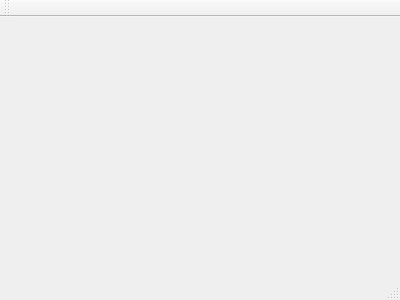
First picture: the form in mainwindow.ui, repository Petr5/QT_MAINWINDOW, before the edit.
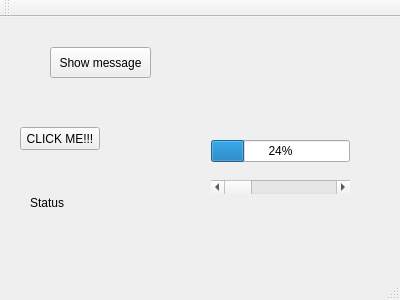
Second picture: the form after the edit.

Commit message: add messageBox, click buttom and horizontal scroll bar

```diff
--- a/mainwindow.ui
+++ b/mainwindow.ui
@@ -12,13 +12,94 @@
   <property name="windowTitle" >
    <string>MainWindow</string>
   </property>
-  <widget class="QMenuBar" name="menuBar" />
-  <widget class="QToolBar" name="mainToolBar" />
-  <widget class="QWidget" name="centralWidget" />
-  <widget class="QStatusBar" name="statusBar" />
+  <widget class="QWidget" name="centralWidget">
+   <widget class="QPushButton" name="pushButton">
+    <property name="geometry">
+     <rect>
+      <x>20</x>
+      <y>110</y>
+      <width>80</width>
+      <height>23</height>
+     </rect>
+    </property>
+    <property name="text">
+     <string>CLICK ME!!!</string>
+    </property>
+   </widget>
+   <widget class="QLabel" name="label">
+    <property name="geometry">
+     <rect>
+      <x>30</x>
+      <y>170</y>
+      <width>91</width>
+      <height>31</height>
+     </rect>
+    </property>
+    <property name="text">
+     <string>Status</string>
+    </property>
+   </widget>
+   <widget class="QPushButton" name="pushButton_2">
+    <property name="geometry">
+     <rect>
+      <x>50</x>
+      <y>30</y>
+      <width>101</width>
+      <height>31</height>
+     </rect>
+    </property>
+    <property name="text">
+     <string>Show message</string>
+    </property>
+   </widget>
+   <widget class="QWidget" name="">
+    <property name="geometry">
+     <rect>
+      <x>200</x>
+      <y>100</y>
+      <width>161</width>
+      <height>101</height>
+     </rect>
+    </property>
+    <layout class="QVBoxLayout" name="verticalLayout">
+     <item>
+      <widget class="QProgressBar" name="progressBar">
+       <property name="value">
+        <number>24</number>
+       </property>
+      </widget>
+     </item>
+     <item>
+      <widget class="QScrollBar" name="horizontalScrollBar">
+       <property name="orientation">
+        <enum>Qt::Horizontal</enum>
+       </property>
+      </widget>
+     </item>
+    </layout>
+   </widget>
+  </widget>
+  <widget class="QMenuBar" name="menuBar">
+   <property name="geometry">
+    <rect>
+     <x>0</x>
+     <y>0</y>
+     <width>400</width>
+     <height>20</height>
+    </rect>
+   </property>
+  </widget>
+  <widget class="QToolBar" name="mainToolBar">
+   <attribute name="toolBarArea">
+    <enum>TopToolBarArea</enum>
+   </attribute>
+   <attribute name="toolBarBreak">
+    <bool>false</bool>
+   </attribute>
+  </widget>
+  <widget class="QStatusBar" name="statusBar"/>
  </widget>
- <layoutDefault spacing="6" margin="11" />
- <pixmapfunction></pixmapfunction>
+ <layoutdefault spacing="6" margin="11"/>
  <resources/>
  <connections/>
 </ui>
```
Left out of the diff: 7 changed lines with no effect on the pictures. The commit also changes 2 other files.
